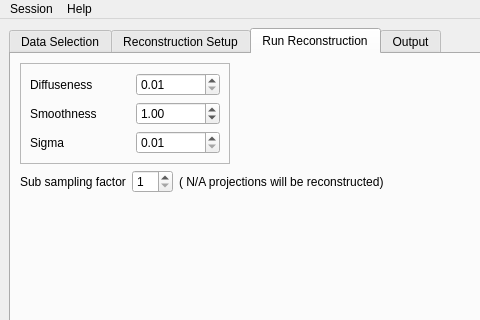
First picture: the form in src/pyMBIR_UI/ui/main_application.ui, repository ornlneutronimaging/pyMBIR_UI, before the edit; both pictures show x 0 to 480 and y 0 to 320 of the 1196 by 866 pixel window.
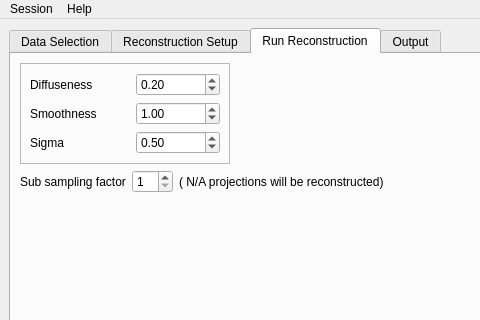
Second picture: the form after the edit. The open tabs and pages were chosen to show the change. Icons and pictures are not drawn.

Commit message: Changed default values of diffuseness, smoothness and sigma. this refs #29

The edit to the form file:
```diff
--- a/src/pyMBIR_UI/ui/main_application.ui
+++ b/src/pyMBIR_UI/ui/main_application.ui
@@ -778,6 +778,9 @@
                  <property name="singleStep">
                   <double>0.010000000000000</double>
                  </property>
+                 <property name="value">
+                  <double>0.200000000000000</double>
+                 </property>
                 </widget>
                </item>
                <item row="1" column="0">
@@ -872,6 +875,9 @@
                  <property name="singleStep">
                   <double>0.100000000000000</double>
                  </property>
+                 <property name="value">
+                  <double>0.500000000000000</double>
+                 </property>
                 </widget>
                </item>
               </layout>
```
Left out of the diff: 6 changed lines with no effect on the pictures.
